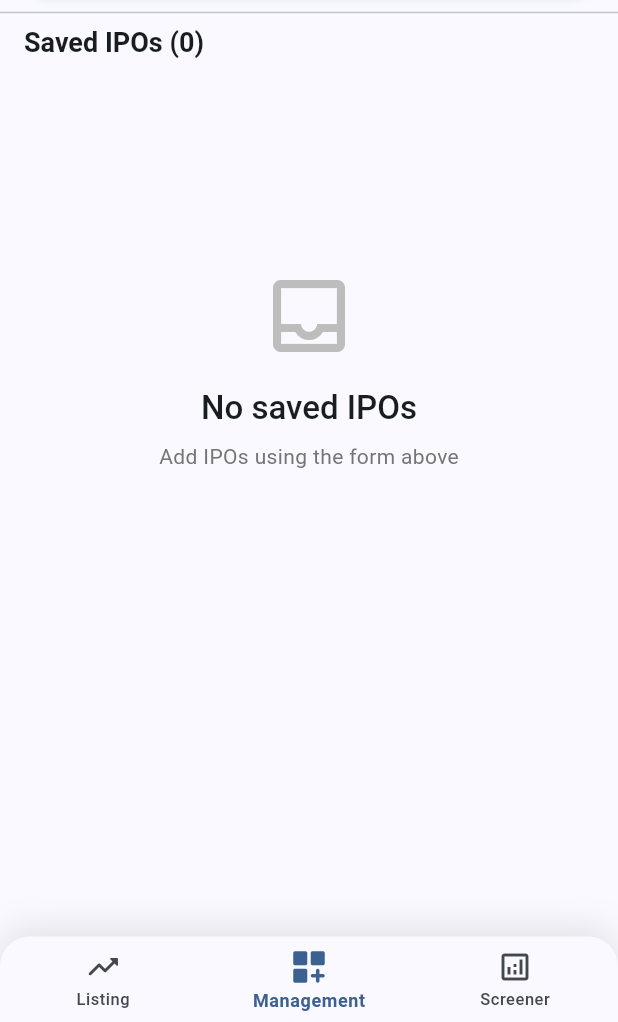
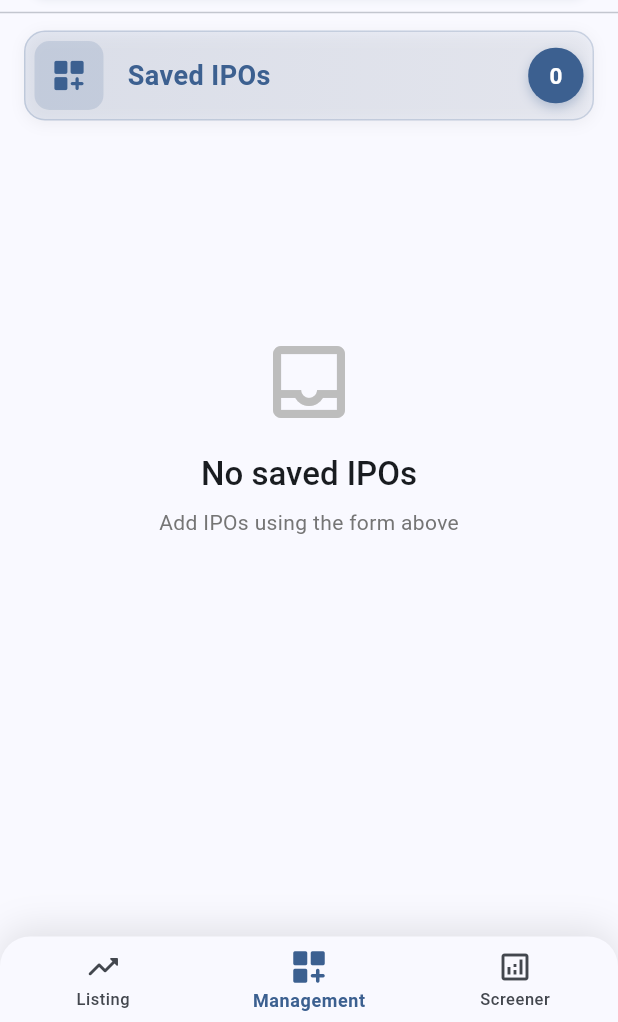
Before and after one commit to secretdeveloper90/ipoedge-scraping-app, a Flutter app: the screen it shows after launch, item 2 of the bottom bar chosen, on a phone screen of 412 x 824 dp, the part 214-1236 px from its top. Run offline on Flutter 3.47's test engine with Material 3 defaults, Android fonts, the phone set to English and light mode, and no system bars; our stand-ins replace cloud_firestore, firebase_core; accounts and stored records are empty; network calls fail.

Commit message:
fix the loader and ui

```diff
--- a/lib/screens/management_tab.dart
+++ b/lib/screens/management_tab.dart
@@ -190,14 +190,81 @@ class _ManagementTabState extends State<ManagementTab> {
       child: Column(
         crossAxisAlignment: CrossAxisAlignment.start,
         children: [
-          Padding(
-            padding: const EdgeInsets.symmetric(horizontal: 16.0),
-            child: Text(
-              'Saved IPOs (${_savedIpos.length})',
-              style: Theme.of(context).textTheme.headlineSmall?.copyWith(
-                    fontWeight: FontWeight.bold,
-                    fontSize: 18,
+          Container(
+            margin: const EdgeInsets.symmetric(horizontal: 16.0, vertical: 4.0),
+            padding: const EdgeInsets.all(6.0),
+            decoration: BoxDecoration(
+              gradient: LinearGradient(
+                begin: Alignment.centerLeft,
+                end: Alignment.centerRight,
+                colors: [
+                  Theme.of(context).primaryColor.withOpacity(0.1),
+                  Theme.of(context).primaryColor.withOpacity(0.05),
+                ],
+              ),
+              borderRadius: BorderRadius.circular(14),
+              border: Border.all(
+                color: Theme.of(context).primaryColor.withOpacity(0.2),
+                width: 1,
+              ),
+              boxShadow: [
+                BoxShadow(
+                  color: Colors.black.withOpacity(0.05),
+                  blurRadius: 8,
+                  offset: const Offset(0, 2),
+                ),
+              ],
+            ),
+            child: Row(
+              children: [
+                Container(
+                  padding: const EdgeInsets.all(10),
+                  decoration: BoxDecoration(
+                    color: Theme.of(context).primaryColor.withOpacity(0.15),
+                    borderRadius: BorderRadius.circular(10),
                   ),
+                  child: Icon(
+                    Icons.dashboard_customize_rounded,
+                    size: 26,
+                    color: Theme.of(context).primaryColor,
+                  ),
+                ),
+                const SizedBox(width: 16),
+                Expanded(
+                  child: Text(
+                    'Saved IPOs',
+                    style: Theme.of(context).textTheme.titleLarge?.copyWith(
+                          fontWeight: FontWeight.bold,
+                          color: Theme.of(context).primaryColor,
+                          letterSpacing: 0.3,
+                          fontSize: 18,
+                        ),
+                  ),
+                ),
+                Container(
+                  padding:
+                      const EdgeInsets.symmetric(horizontal: 14, vertical: 8),
+                  decoration: BoxDecoration(
+                    color: Theme.of(context).primaryColor,
+                    borderRadius: BorderRadius.circular(18),
+                    boxShadow: [
+                      BoxShadow(
+                        color: Theme.of(context).primaryColor.withOpacity(0.3),
+                        blurRadius: 6,
+                        offset: const Offset(0, 3),
+                      ),
+                    ],
+                  ),
+                  child: Text(
+                    '${_savedIpos.length}',
+                    style: const TextStyle(
+                      fontSize: 15,
+                      fontWeight: FontWeight.bold,
+                      color: Colors.white,
+                    ),
+                  ),
+                ),
+              ],
             ),
           ),
           Expanded(
```
Also changed, not shown: lib/screens/yearly_screener_tab.dart (+70 -13 lines).
